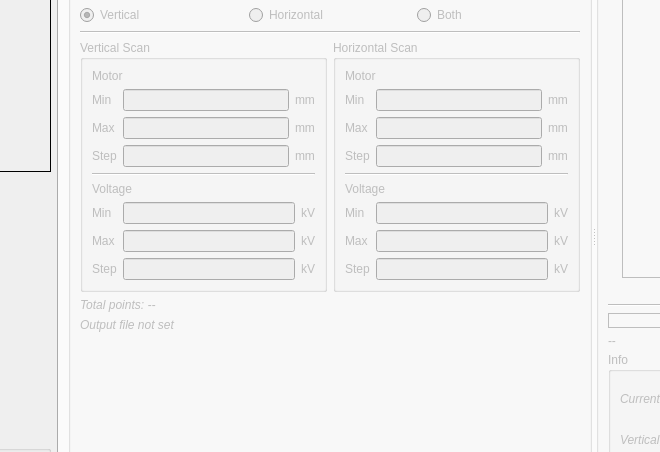
The window that designer/MainWindow.ui (DanielWinklehner/emittance-scanner-daq) describes before a commit, drawn with Qt 5; both pictures show x 258 to 918 and y 156 to 608 of the 1154 by 762 pixel window.
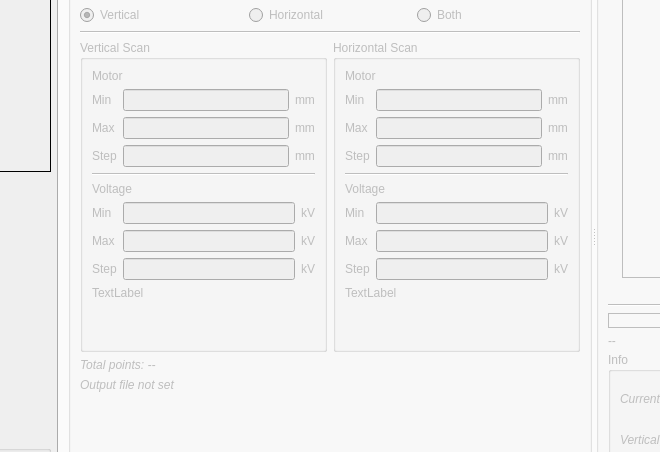
The same window after the commit. The open tabs and pages were chosen to show the change. Icons and pictures are not drawn.

Commit message: added some scan page error prompts

```diff
--- a/designer/MainWindow.ui
+++ b/designer/MainWindow.ui
@@ -1183,6 +1183,26 @@
                       </item>
                      </layout>
                     </item>
+                    <item>
+                     <widget class="QLabel" name="lblVScanError">
+                      <property name="text">
+                       <string>TextLabel</string>
+                      </property>
+                     </widget>
+                    </item>
+                    <item>
+                     <spacer name="verticalSpacer_4">
+                      <property name="orientation">
+                       <enum>Qt::Vertical</enum>
+                      </property>
+                      <property name="sizeHint" stdset="0">
+                       <size>
+                        <width>20</width>
+                        <height>40</height>
+                       </size>
+                      </property>
+                     </spacer>
+                    </item>
                    </layout>
                   </widget>
                  </item>
@@ -1350,6 +1370,26 @@
                       </item>
                      </layout>
                     </item>
+                    <item>
+                     <widget class="QLabel" name="lblHScanError">
+                      <property name="text">
+                       <string>TextLabel</string>
+                      </property>
+                     </widget>
+                    </item>
+                    <item>
+                     <spacer name="verticalSpacer_5">
+                      <property name="orientation">
+                       <enum>Qt::Vertical</enum>
+                      </property>
+                      <property name="sizeHint" stdset="0">
+                       <size>
+                        <width>20</width>
+                        <height>40</height>
+                       </size>
+                      </property>
+                     </spacer>
+                    </item>
                    </layout>
                   </widget>
                  </item>
```
The commit also changes 4 other files.
